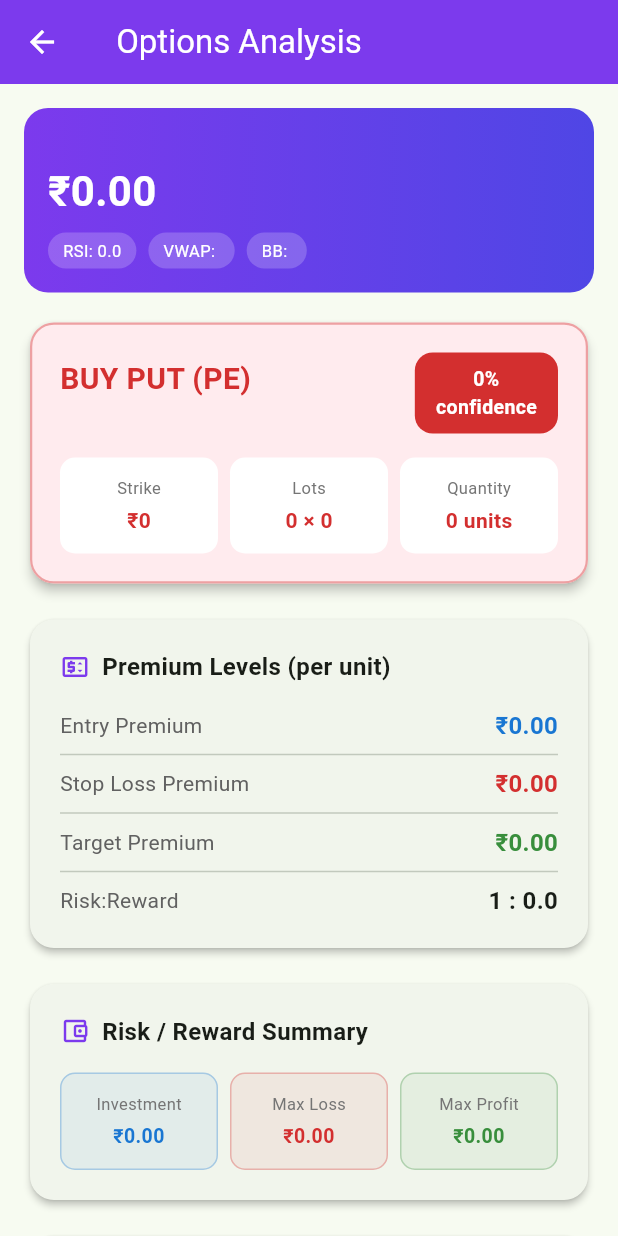
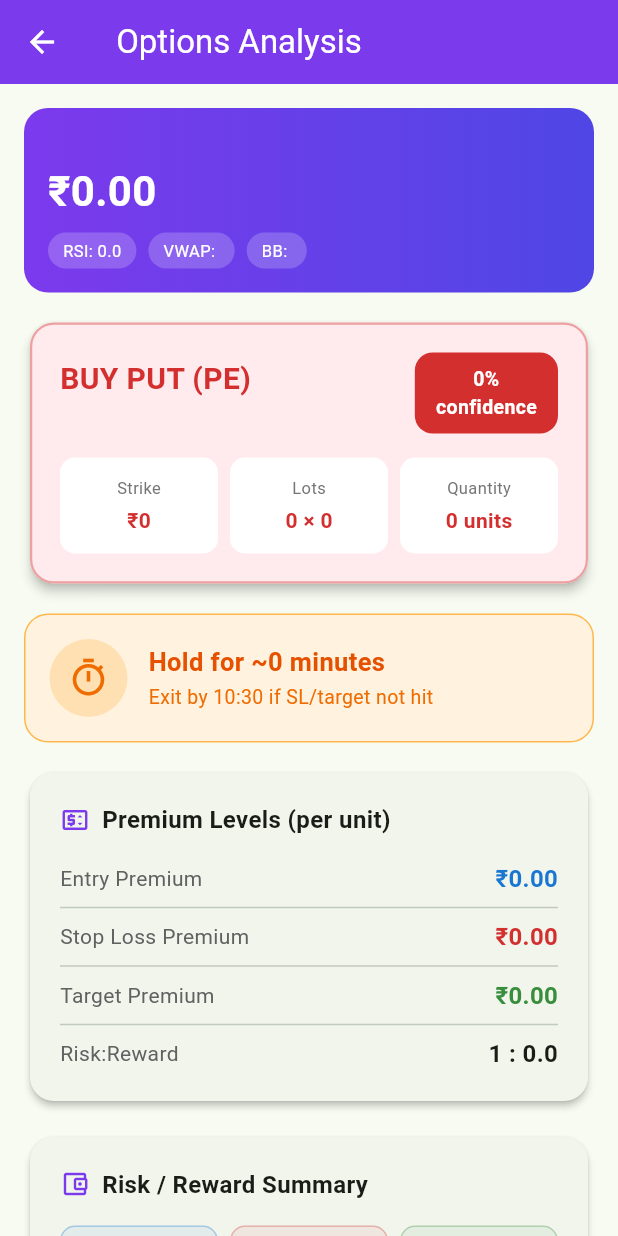
Before and after one commit to akhileshallewar880/AutoTradingApp, a Flutter app: the OptionsResultsScreen screen opened directly with empty values, on a phone screen of 412 x 824 dp. Run offline on Flutter 3.47's test engine with Material 3 defaults, Android fonts, the phone set to English and light mode, and no system bars; our stand-ins replace shared_preferences, webview_flutter; accounts and stored records are empty.

Commit message:
added hold time feature

```diff
--- a/algotrading/lib/models/options_model.dart
+++ b/algotrading/lib/models/options_model.dart
@@ -16,6 +16,8 @@ class OptionsTrade {
   final double maxProfit;
   final double riskRewardRatio;
   final double confidenceScore;
+  final int suggestedHoldMinutes;
+  final String holdReasoning;
   final String aiReasoning;
   final double currentIndexPrice;
   final String signal; // BUY_CE or BUY_PE
@@ -38,6 +40,8 @@ class OptionsTrade {
     required this.maxProfit,
     required this.riskRewardRatio,
     required this.confidenceScore,
+    required this.suggestedHoldMinutes,
+    required this.holdReasoning,
     required this.aiReasoning,
     required this.currentIndexPrice,
     required this.signal,
@@ -62,6 +66,8 @@ class OptionsTrade {
       maxProfit: (json['max_profit'] ?? 0).toDouble(),
       riskRewardRatio: (json['risk_reward_ratio'] ?? 2.0).toDouble(),
       confidenceScore: (json['confidence_score'] ?? 0.5).toDouble(),
+      suggestedHoldMinutes: (json['suggested_hold_minutes'] ?? 30) as int,
+      holdReasoning: json['hold_reasoning'] ?? '',
       aiReasoning: json['ai_reasoning'] ?? '',
       currentIndexPrice: (json['current_index_price'] ?? 0).toDouble(),
       signal: json['signal'] ?? 'NEUTRAL',
--- a/algotrading/lib/screens/options_results_screen.dart
+++ b/algotrading/lib/screens/options_results_screen.dart
@@ -52,19 +52,21 @@ class _OptionsResultsScreenState extends State<OptionsResultsScreen> {
             _dialogRow('Target', _currency.format(trade.targetPremium)),
             _dialogRow('Max Loss', _currency.format(trade.maxLoss)),
             _dialogRow('Max Profit', _currency.format(trade.maxProfit)),
+            _dialogRow('Hold Duration', '~${trade.suggestedHoldMinutes} min'),
             const SizedBox(height: 8),
             Container(
               padding: const EdgeInsets.all(10),
               decoration: BoxDecoration(
-                color: Colors.amber[50],
+                color: Colors.orange[50],
                 borderRadius: BorderRadius.circular(8),
-                border: Border.all(color: Colors.amber[300]!),
+                border: Border.all(color: Colors.orange[300]!),
               ),
               child: Text(
-                'SL-M order will auto-place. '
-                'Exit at target manually or set a SELL limit order. '
+                '⏱ Hold ~${trade.suggestedHoldMinutes} min. '
+                'SL and target orders will auto-place. '
+                'Cancel the unfilled order after exit. '
                 'Auto square-off at 3:15 PM.',
-                style: TextStyle(fontSize: 12, color: Colors.amber[900]),
+                style: TextStyle(fontSize: 12, color: Colors.orange[900]),
               ),
             ),
           ],
@@ -172,6 +174,8 @@ class _OptionsResultsScreenState extends State<OptionsResultsScreen> {
             const SizedBox(height: 16),
             if (trade == null) _buildNoTradeCard() else ...[
               _buildTradeCard(trade),
+              const SizedBox(height: 16),
+              _buildHoldDurationCard(trade),
               const SizedBox(height: 16),
               _buildLevelsCard(trade),
               const SizedBox(height: 16),
@@ -334,6 +338,62 @@ class _OptionsResultsScreenState extends State<OptionsResultsScreen> {
                   fontSize: 14,
                   fontWeight: FontWeight.bold,
                   color: color)),
+        ],
+      ),
+    );
+  }
+
+  Widget _buildHoldDurationCard(OptionsTrade trade) {
+    final mins = trade.suggestedHoldMinutes;
+    final exitTime = DateTime.now().add(Duration(minutes: mins));
+    final exitStr =
+        '${exitTime.hour.toString().padLeft(2, '0')}:${exitTime.minute.toString().padLeft(2, '0')}';
+
+    return Container(
+      padding: const EdgeInsets.all(16),
+      decoration: BoxDecoration(
+        color: Colors.orange[50],
+        borderRadius: BorderRadius.circular(16),
+        border: Border.all(color: Colors.orange[300]!),
+      ),
+      child: Row(
+        children: [
+          Container(
+            padding: const EdgeInsets.all(12),
+            decoration: BoxDecoration(
+              color: Colors.orange[100],
+              shape: BoxShape.circle,
+            ),
+            child: Icon(Icons.timer_outlined, color: Colors.orange[800], size: 28),
+          ),
+          const SizedBox(width: 14),
+          Expanded(
+            child: Column(
+              crossAxisAlignment: CrossAxisAlignment.start,
+              children: [
+                Text(
+                  'Hold for ~$mins minutes',
+                  style: TextStyle(
+                    fontSize: 17,
+                    fontWeight: FontWeight.bold,
+                    color: Colors.orange[900],
+                  ),
+                ),
+                const SizedBox(height: 2),
+                Text(
+                  'Exit by $exitStr if SL/target not hit',
+                  style: TextStyle(fontSize: 13, color: Colors.orange[800]),
+                ),
+                if (trade.holdReasoning.isNotEmpty) ...[
+                  const SizedBox(height: 6),
+                  Text(
+                    trade.holdReasoning,
+                    style: TextStyle(fontSize: 12, color: Colors.orange[700], height: 1.4),
+                  ),
+                ],
+              ],
+            ),
+          ),
         ],
       ),
     );
```
Also changed, not shown: 3 other files.
